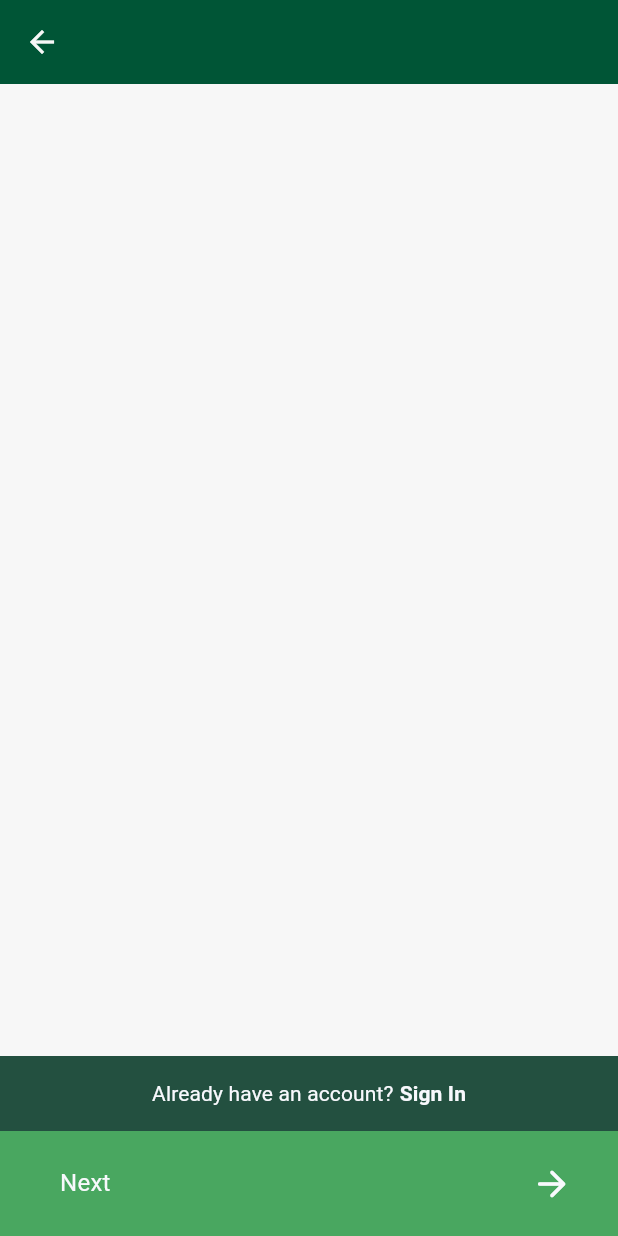
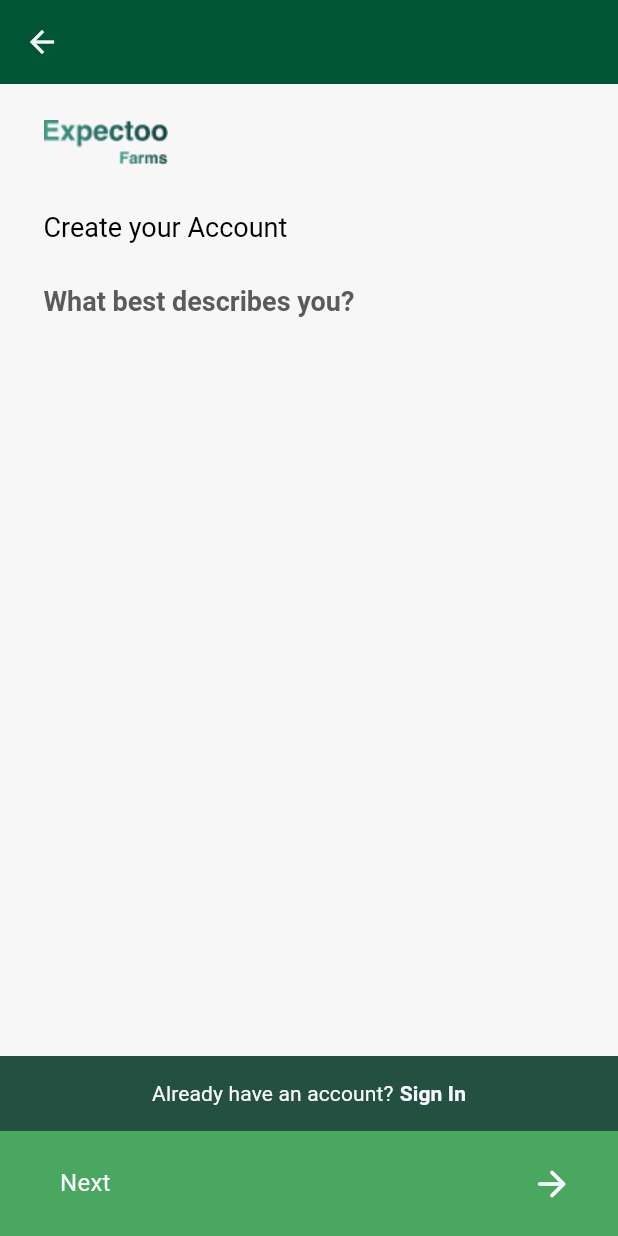
Before and after one commit to chileanne/cassava_project, a Flutter app: the screen it shows after launch, on a phone screen of 412 x 824 dp. Run offline on Flutter 3.47's test engine with Material 3 defaults, Android fonts, the phone set to English and light mode, and no system bars; our stand-ins replace flutter_svg, get.

Commit message:
working on create account screen

```diff
--- /dev/null
+++ b/lib/core/app_constants/app_constant.dart
@@ -0,0 +1,8 @@
+
+
+
+
+
+
+///icons and images
+ const String splashImage = "splash_image";
--- a/lib/core/app_theme/app_theme.dart
+++ b/lib/core/app_theme/app_theme.dart
@@ -10,6 +10,7 @@ class AppTheme{
     static final AppTextStyle textStyle =AppTextStyle.instance;
 
    static ThemeData lightTheme = ThemeData(
+     useMaterial3: true,
     fontFamily: "Roboto",
     brightness: Brightness.light,
     appBarTheme: AppBarTheme(
@@ -38,7 +39,7 @@ class AppTheme{
          error: AppColor.errorColor,
          onError:AppColor.errorColor,
          background: AppColor.whiteColor,
-         onBackground: AppColor.whiteColor,
+         onBackground: AppColor.blackColor,
          surface: AppColor.cardColor,
          onSurface: AppColor.cardColor
 
--- /dev/null
+++ b/lib/core/utils/image_utils.dart
@@ -0,0 +1,15 @@
+
+
+class ImageUtils{
+
+
+  static String iconAssets(String name){
+    return "assets/icons/$name.svg";
+  }
+
+
+  static String imageeAssets(String name){
+    return "assets/images/$name.png";
+  }
+
+}
--- a/lib/screens/Authentication/create_accounty_type/create_account_type_screen.dart
+++ b/lib/screens/Authentication/create_accounty_type/create_account_type_screen.dart
@@ -1,6 +1,10 @@
 
 
+import 'package:cassava_project/core/app_constants/app_constant.dart';
+import 'package:cassava_project/core/app_theme/app_colors.dart';
+import 'package:cassava_project/core/utils/image_utils.dart';
 import 'package:flutter/material.dart';
+import 'package:flutter_svg/flutter_svg.dart';
 
 class CreateAccountType extends StatefulWidget {
   const CreateAccountType({super.key});
@@ -10,6 +14,9 @@ class CreateAccountType extends StatefulWidget {
 }
 
 class _CreateAccountTypeState extends State<CreateAccountType> {
+
+
+
   @override
   Widget build(BuildContext context) {
     var size = MediaQuery.of(context).size;
@@ -50,8 +57,46 @@ class _CreateAccountTypeState extends State<CreateAccountType> {
         ),
       ),
       body: Column(
+        crossAxisAlignment: CrossAxisAlignment.start,
         children: [
-         Spacer(),
+        Expanded(
+            child: Padding(
+              padding: const EdgeInsets.only(left: 29.0,right: 29.0),
+              child: Column(
+                crossAxisAlignment: CrossAxisAlignment.start,
+                        children: [
+
+              const SizedBox(height: 24,),
+
+              Image.asset(ImageUtils.imageeAssets(splashImage)),
+
+              const SizedBox(height: 30,),
+
+              Text("Create your Account",
+                style: theme.textTheme.titleLarge?.copyWith(
+                color: theme.colorScheme.onBackground
+              ),),
+
+              const SizedBox(height: 26,),
+
+
+              Text("What best describes you?",
+                style: theme.textTheme.titleLarge?.copyWith(
+                    color: AppColor.greyColor1,
+                  fontWeight: FontWeight.w700,
+                ),),
+
+                       // DropdownButtonFormField(
+                       //     items: dropdownItems,
+                       //     value: "",
+                       //     onChanged: (value){
+                       //
+                       //     })
+
+
+                        ],
+                      ),
+            )),
 
           Container(
             height: 50,
@@ -82,4 +127,15 @@ class _CreateAccountTypeState extends State<CreateAccountType> {
       ),
     );
   }
+
+
+  List<DropdownMenuItem<String>> get dropdownItems{
+    List<DropdownMenuItem<String>> menuItems = [
+      const DropdownMenuItem(value: "Customer", child: Text("Customer")),
+      const DropdownMenuItem(value: "Vendor", child: Text("Vendor")),
+
+    ];
+    return menuItems;
+  }
+
 }
--- a/pubspec.yaml
+++ b/pubspec.yaml
@@ -64,9 +64,9 @@ flutter:
   uses-material-design: true
 
   # To add assets to your application, add an assets section, like this:
-  # assets:
-  #   - images/a_dot_burr.jpeg
-  #   - images/a_dot_ham.jpeg
+  assets:
+     - assets/icons/
+     - assets/images/
 
   # An image asset can refer to one or more resolution-specific "variants", see
   # https://flutter.dev/assets-and-images/#resolution-aware
```
Also changed, not shown: assets/icons/splash_image.svg (added), assets/images/splash_image.png (added).
